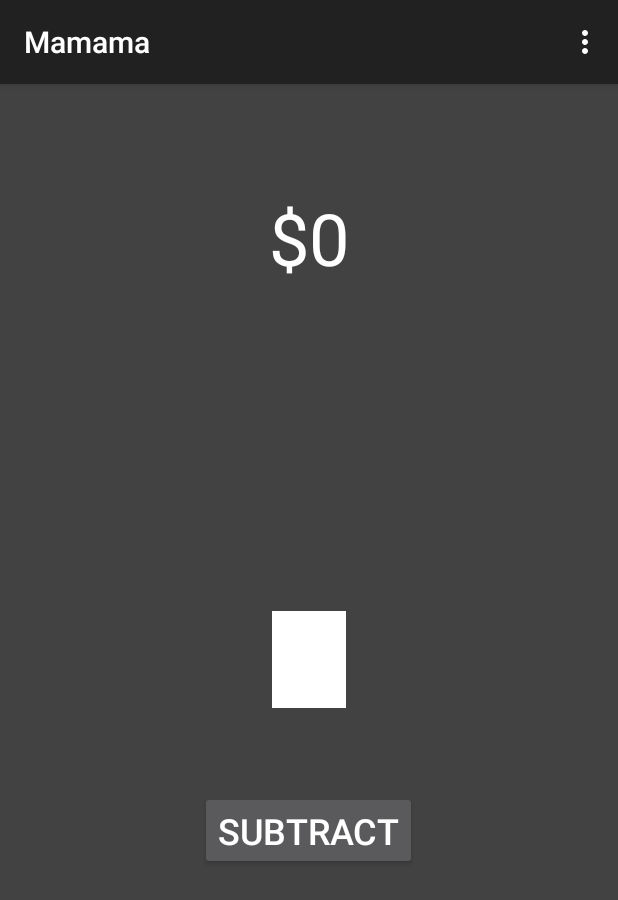
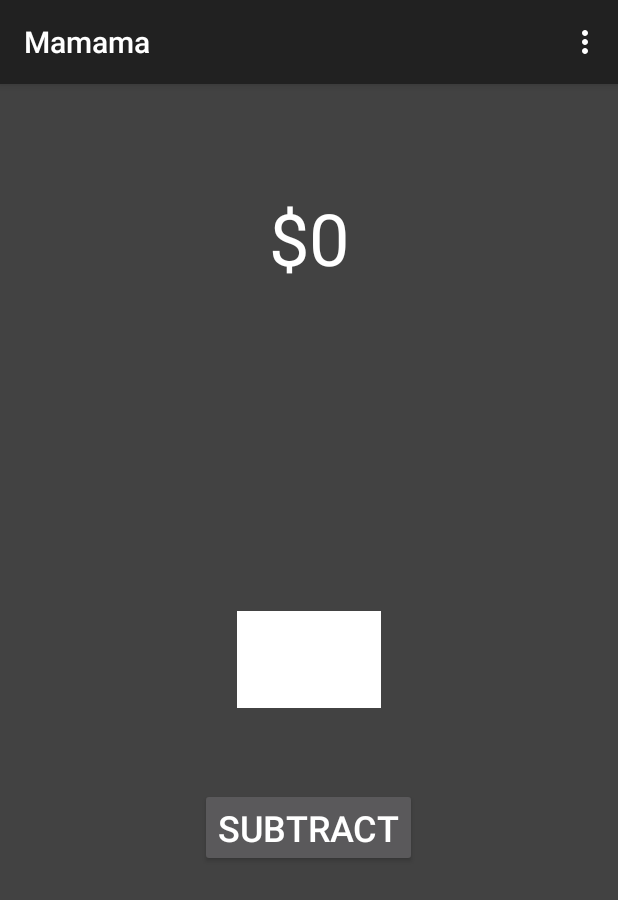
Before and after one commit to ankel/mamama, an Android app: the screen it shows after launch (MainActivity), on a phone screen of 412 x 824 dp. Shown: the top 900 px of the screen. Run offline under Robolectric (Android 15) with nearby library versions, the phone set to English and light mode, and no system bars.

Commit message:
Correctly set the width of the text box

```diff
--- a/app/src/main/res/layout/fragment_main.xml
+++ b/app/src/main/res/layout/fragment_main.xml
@@ -18,9 +18,10 @@
         android:text="Large Text"
         android:id="@+id/remainAmountView"
         android:layout_marginTop="54dp"
-        android:textSize="48dp"
+        android:textSize="48sp"
         android:layout_alignParentTop="true"
-        android:layout_centerHorizontal="true" />
+        android:layout_centerHorizontal="true"
+        android:textColor="#ffffffff" />
 
     <EditText
         android:layout_width="wrap_content"
@@ -30,18 +31,13 @@
         android:id="@+id/usageAmount"
         android:background="@android:color/background_light"
         android:textSize="48sp"
-        android:layout_centerVertical="true"
-        android:layout_alignLeft="@+id/remainAmountView"
-        android:layout_alignStart="@+id/remainAmountView"
-        android:layout_alignRight="@+id/remainAmountView"
-        android:layout_alignEnd="@+id/remainAmountView"
         style="@style/Base.TextAppearance.AppCompat"
         android:editable="false"
         android:textColor="#ff000000"
-        android:minWidth="48dp"
-        android:layout_margin="2dp"
         android:singleLine="true"
-        android:width="96dp" />
+        android:width="96dp"
+        android:layout_centerVertical="true"
+        android:layout_centerHorizontal="true" />
 
     <Button
         android:layout_width="wrap_content"
@@ -50,8 +46,7 @@
         android:id="@+id/subtractButton"
         android:layout_marginTop="53dp"
         style="@style/Base.TextAppearance.AppCompat.Button"
-        android:onClick="subtractUsage"
-        android:textSize="24dp"
+        android:textSize="24sp"
         android:layout_below="@+id/usageAmount"
         android:layout_centerHorizontal="true" />
 </RelativeLayout>
```
